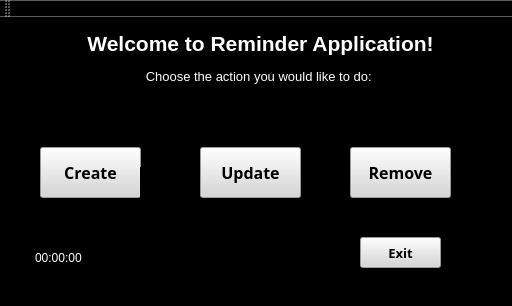
First picture: the form in Project 3/mainwindow.ui, repository ecdev456/Nonogram-SE, before the edit.
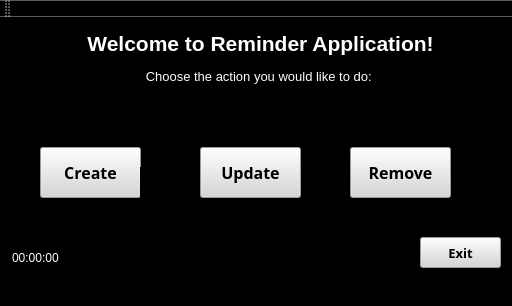
Second picture: the form after the edit.

Patch:
```diff
--- a/Project 3/mainwindow.ui
+++ b/Project 3/mainwindow.ui
@@ -111,7 +111,7 @@
    <widget class="QPushButton" name="pushButton_4">
     <property name="geometry">
      <rect>
-      <x>360</x>
+      <x>420</x>
       <y>220</y>
       <width>81</width>
       <height>31</height>
@@ -166,7 +166,7 @@
    <widget class="QTimeEdit" name="currentTimeBox">
     <property name="geometry">
      <rect>
-      <x>30</x>
+      <x>10</x>
       <y>230</y>
       <width>71</width>
       <height>21</height>
@@ -175,6 +175,9 @@
     <property name="styleSheet">
      <string notr="true">color: rgb(255, 255, 255);</string>
     </property>
+    <property name="frame">
+     <bool>false</bool>
+    </property>
     <property name="readOnly">
      <bool>true</bool>
     </property>
@@ -185,10 +188,10 @@
    <widget class="QTextEdit" name="reminderText">
     <property name="geometry">
      <rect>
-      <x>120</x>
-      <y>200</y>
-      <width>231</width>
-      <height>51</height>
+      <x>90</x>
+      <y>190</y>
+      <width>321</width>
+      <height>61</height>
      </rect>
     </property>
     <property name="styleSheet">
@@ -199,12 +202,18 @@
     <property name="frameShape">
      <enum>QFrame::NoFrame</enum>
     </property>
+    <property name="frameShadow">
+     <enum>QFrame::Plain</enum>
+    </property>
+    <property name="verticalScrollBarPolicy">
+     <enum>Qt::ScrollBarAlwaysOff</enum>
+    </property>
     <property name="html">
      <string>&lt;!DOCTYPE HTML PUBLIC &quot;-//W3C//DTD HTML 4.0//EN&quot; &quot;http://www.w3.org/TR/REC-html40/strict.dtd&quot;&gt;
 &lt;html&gt;&lt;head&gt;&lt;meta name=&quot;qrichtext&quot; content=&quot;1&quot; /&gt;&lt;style type=&quot;text/css&quot;&gt;
 p, li { white-space: pre-wrap; }
-&lt;/style&gt;&lt;/head&gt;&lt;body style=&quot; font-family:'MS Shell Dlg 2'; font-size:9pt; font-weight:72; font-style:normal;&quot;&gt;
-&lt;p align=&quot;center&quot; style=&quot;-qt-paragraph-type:empty; margin-top:0px; margin-bottom:0px; margin-left:0px; margin-right:0px; -qt-block-indent:0; text-indent:0px;&quot;&gt;&lt;br /&gt;&lt;/p&gt;&lt;/body&gt;&lt;/html&gt;</string>
+&lt;/style&gt;&lt;/head&gt;&lt;body style=&quot; font-family:'MS Shell Dlg 2'; font-size:8pt; font-weight:400; font-style:normal;&quot;&gt;
+&lt;p align=&quot;center&quot; style=&quot;-qt-paragraph-type:empty; margin-top:0px; margin-bottom:0px; margin-left:0px; margin-right:0px; -qt-block-indent:0; text-indent:0px; font-size:9pt; font-weight:72;&quot;&gt;&lt;br /&gt;&lt;/p&gt;&lt;/body&gt;&lt;/html&gt;</string>
     </property>
    </widget>
   </widget>
```
Left out of the diff: 2 changed lines with no effect on the pictures.
